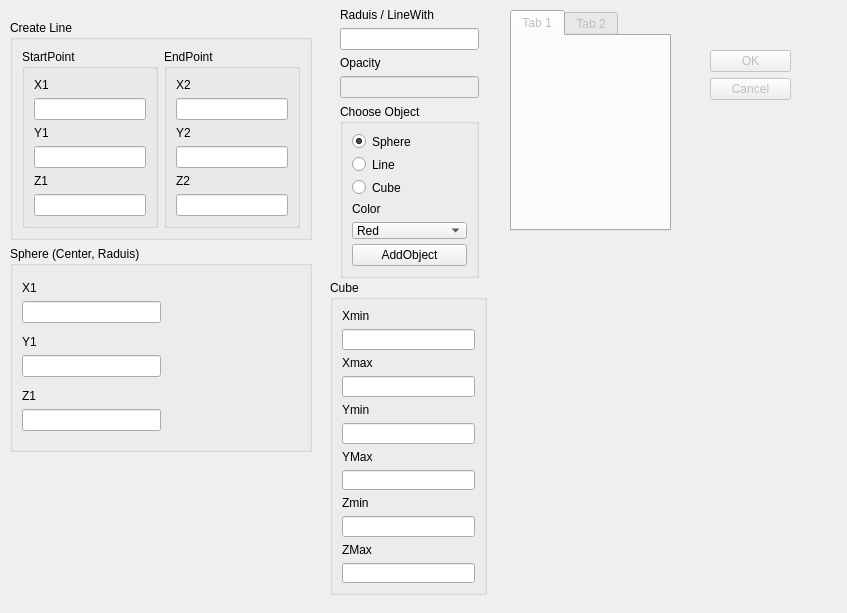
Old version of the form modules/PolygonPrimitives/PolygonPrimitives.ui in the repository 3dct/open_iA.
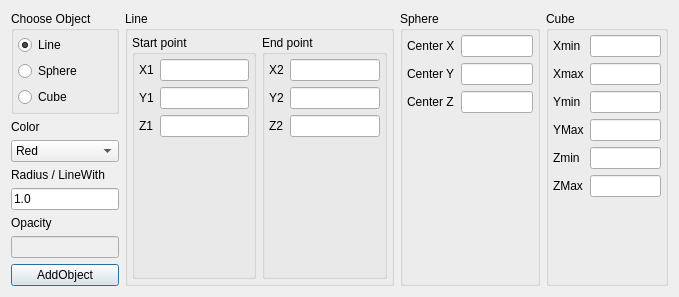
New version of the form.

Commit message: PolygonPrimitives: Refactoring, make dialog non-modal

```diff
--- a/modules/PolygonPrimitives/PolygonPrimitives.ui
+++ b/modules/PolygonPrimitives/PolygonPrimitives.ui
@@ -6,95 +6,199 @@
    <rect>
     <x>0</x>
     <y>0</y>
-    <width>847</width>
-    <height>613</height>
+    <width>679</width>
+    <height>278</height>
    </rect>
   </property>
   <property name="windowTitle">
    <string>Dialog</string>
   </property>
-  <widget class="QDialogButtonBox" name="buttonBox">
-   <property name="enabled">
+  <layout class="QHBoxLayout" name="horizontalLayout_2">
+   <item>
+    <layout class="QVBoxLayout" name="verticalLayout_23">
+     <item>
+      <widget class="QGroupBox" name="groupBox_5">
+       <property name="title">
+        <string>Choose Object</string>
+       </property>
+       <layout class="QVBoxLayout" name="verticalLayout_6">
+        <property name="leftMargin">
+         <number>4</number>
+        </property>
+        <property name="topMargin">
+         <number>4</number>
+        </property>
+        <property name="rightMargin">
+         <number>4</number>
+        </property>
+        <property name="bottomMargin">
+         <number>4</number>
+        </property>
+        <item>
+         <layout class="QVBoxLayout" name="verticalLayout_8">
+          <item>
+           <widget class="QRadioButton" name="rdBtn_Line">
+            <property name="text">
+             <string>Line</string>
+            </property>
+            <property name="checked">
+             <bool>true</bool>
+            </property>
+           </widget>
+          </item>
+          <item>
+           <widget class="QRadioButton" name="rdBtn_Sphere">
+            <property name="text">
+             <string>Sphere</string>
+            </property>
+            <property name="checked">
     <bool>false</bool>
    </property>
-   <property name="geometry">
-    <rect>
-     <x>710</x>
-     <y>50</y>
-     <width>81</width>
-     <height>241</height>
-    </rect>
-   </property>
-   <property name="orientation">
-    <enum>Qt::Vertical</enum>
-   </property>
-   <property name="standardButtons">
-    <set>QDialogButtonBox::Cancel|QDialogButtonBox::Ok</set>
-   </property>
-  </widget>
-  <widget class="QWidget" name="layoutWidget">
-   <property name="geometry">
-    <rect>
-     <x>10</x>
-     <y>20</y>
-     <width>302</width>
-     <height>432</height>
-    </rect>
-   </property>
-   <layout class="QVBoxLayout" name="verticalLayout_11">
+           </widget>
+          </item>
+          <item>
+           <widget class="QRadioButton" name="rdBtn_Cube">
+            <property name="enabled">
+             <bool>true</bool>
+            </property>
+            <property name="text">
+             <string>Cube</string>
+            </property>
+           </widget>
+          </item>
+         </layout>
+        </item>
+       </layout>
+      </widget>
+     </item>
+     <item>
+      <widget class="QLabel" name="label_4">
+       <property name="text">
+        <string>Color</string>
+       </property>
+      </widget>
+     </item>
+     <item>
+      <widget class="QComboBox" name="cmbBox_col">
+       <item>
+        <property name="text">
+         <string>Red</string>
+        </property>
+       </item>
+       <item>
+        <property name="text">
+         <string>Green</string>
+        </property>
+       </item>
+       <item>
+        <property name="text">
+         <string>Blue</string>
+        </property>
+       </item>
+      </widget>
+     </item>
+     <item>
+      <widget class="QLabel" name="label_8">
+       <property name="text">
+        <string>Radius / LineWith</string>
+       </property>
+      </widget>
+     </item>
+     <item>
+      <widget class="QLineEdit" name="ed_Thickness">
+       <property name="text">
+        <string>1.0</string>
+       </property>
+      </widget>
+     </item>
+     <item>
+      <widget class="QLabel" name="label_5">
+       <property name="text">
+        <string>Opacity</string>
+       </property>
+      </widget>
+     </item>
+     <item>
+      <widget class="QLineEdit" name="ed_opacity">
+       <property name="enabled">
+        <bool>false</bool>
+       </property>
+      </widget>
+     </item>
+     <item>
+      <widget class="QPushButton" name="btn_addObj">
+       <property name="text">
+        <string>AddObject</string>
+       </property>
+      </widget>
+     </item>
+    </layout>
+   </item>
     <item>
      <widget class="QGroupBox" name="groupBox">
       <property name="title">
-       <string>Create Line</string>
+      <string>Line</string>
       </property>
       <layout class="QHBoxLayout" name="horizontalLayout">
+      <property name="leftMargin">
+       <number>4</number>
+      </property>
+      <property name="topMargin">
+       <number>4</number>
+      </property>
+      <property name="rightMargin">
+       <number>4</number>
+      </property>
+      <property name="bottomMargin">
+       <number>4</number>
+      </property>
        <item>
         <widget class="QGroupBox" name="groupBox_3">
          <property name="title">
-          <string>StartPoint</string>
-         </property>
-         <layout class="QVBoxLayout" name="verticalLayout_4">
-          <item>
-           <layout class="QVBoxLayout" name="verticalLayout">
-            <item>
+         <string>Start point</string>
+        </property>
+        <layout class="QFormLayout" name="formLayout_2">
+         <property name="leftMargin">
+          <number>4</number>
+         </property>
+         <property name="topMargin">
+          <number>4</number>
+         </property>
+         <property name="rightMargin">
+          <number>4</number>
+         </property>
+         <property name="bottomMargin">
+          <number>4</number>
+         </property>
+         <item row="0" column="0">
              <widget class="QLabel" name="label">
               <property name="text">
                <string>X1</string>
               </property>
              </widget>
             </item>
-            <item>
+         <item row="0" column="1">
              <widget class="QLineEdit" name="ed_x1"/>
             </item>
-           </layout>
-          </item>
-          <item>
-           <layout class="QVBoxLayout" name="verticalLayout_2">
-            <item>
+         <item row="1" column="0">
              <widget class="QLabel" name="label_2">
               <property name="text">
                <string>Y1</string>
               </property>
              </widget>
             </item>
-            <item>
-             <widget class="QLineEdit" name="ed_Y1"/>
-            </item>
-           </layout>
-          </item>
-          <item>
-           <layout class="QVBoxLayout" name="verticalLayout_3">
-            <item>
+         <item row="1" column="1">
+          <widget class="QLineEdit" name="ed_y1"/>
+         </item>
+         <item row="2" column="0">
              <widget class="QLabel" name="label_3">
               <property name="text">
                <string>Z1</string>
               </property>
              </widget>
             </item>
-            <item>
-             <widget class="QLineEdit" name="ed_Z1"/>
-            </item>
-           </layout>
+         <item row="2" column="1">
+          <widget class="QLineEdit" name="ed_z1"/>
           </item>
          </layout>
         </widget>
@@ -102,50 +206,50 @@
        <item>
         <widget class="QGroupBox" name="groupBox_4">
          <property name="title">
-          <string>EndPoint</string>
-         </property>
-         <layout class="QVBoxLayout" name="verticalLayout_5">
-          <item>
-           <layout class="QVBoxLayout" name="verticalLayout_17">
-            <item>
+         <string>End point</string>
+        </property>
+        <layout class="QFormLayout" name="formLayout_3">
+         <property name="leftMargin">
+          <number>4</number>
+         </property>
+         <property name="topMargin">
+          <number>4</number>
+         </property>
+         <property name="rightMargin">
+          <number>4</number>
+         </property>
+         <property name="bottomMargin">
+          <number>4</number>
+         </property>
+         <item row="0" column="0">
              <widget class="QLabel" name="label_10">
               <property name="text">
                <string>X2</string>
               </property>
              </widget>
             </item>
-            <item>
-             <widget class="QLineEdit" name="ed_X2"/>
-            </item>
-           </layout>
-          </item>
-          <item>
-           <layout class="QVBoxLayout" name="verticalLayout_18">
-            <item>
+         <item row="0" column="1">
+          <widget class="QLineEdit" name="ed_x2"/>
+         </item>
+         <item row="1" column="0">
              <widget class="QLabel" name="label_12">
               <property name="text">
                <string>Y2</string>
               </property>
              </widget>
             </item>
-            <item>
-             <widget class="QLineEdit" name="ed_Y2"/>
-            </item>
-           </layout>
-          </item>
-          <item>
-           <layout class="QVBoxLayout" name="verticalLayout_19">
-            <item>
+         <item row="1" column="1">
+          <widget class="QLineEdit" name="ed_y2"/>
+         </item>
+         <item row="2" column="0">
              <widget class="QLabel" name="label_13">
               <property name="text">
                <string>Z2</string>
               </property>
              </widget>
             </item>
-            <item>
-             <widget class="QLineEdit" name="ed_Z2"/>
-            </item>
-           </layout>
+         <item row="2" column="1">
+          <widget class="QLineEdit" name="ed_z2"/>
           </item>
          </layout>
         </widget>
@@ -156,385 +260,143 @@
     <item>
      <widget class="QGroupBox" name="groupBox_2">
       <property name="title">
-       <string>Sphere (Center, Raduis)</string>
-      </property>
-      <layout class="QVBoxLayout" name="verticalLayout_9">
-       <item>
-        <layout class="QHBoxLayout" name="horizontalLayout_8">
-         <item>
-          <layout class="QHBoxLayout" name="horizontalLayout_4">
-           <item>
-            <layout class="QVBoxLayout" name="verticalLayout_10">
-             <item>
+      <string>Sphere</string>
+     </property>
+     <layout class="QFormLayout" name="formLayout_4">
+      <property name="leftMargin">
+       <number>4</number>
+      </property>
+      <property name="topMargin">
+       <number>4</number>
+      </property>
+      <property name="rightMargin">
+       <number>4</number>
+      </property>
+      <property name="bottomMargin">
+       <number>4</number>
+      </property>
+      <item row="0" column="0">
               <widget class="QLabel" name="label_7">
                <property name="text">
-                <string>X1</string>
+         <string>Center X</string>
                </property>
               </widget>
              </item>
-             <item>
+      <item row="0" column="1">
               <widget class="QLineEdit" name="ed_SphereXm"/>
              </item>
-            </layout>
-           </item>
-          </layout>
-         </item>
-         <item>
-          <spacer name="horizontalSpacer">
-           <property name="orientation">
-            <enum>Qt::Horizontal</enum>
-           </property>
-           <property name="sizeHint" stdset="0">
-            <size>
-             <width>40</width>
-             <height>20</height>
-            </size>
-           </property>
-          </spacer>
-         </item>
-         <item>
-          <layout class="QVBoxLayout" name="verticalLayout_16"/>
-         </item>
-        </layout>
-       </item>
-       <item>
-        <layout class="QHBoxLayout" name="horizontalLayout_5">
-         <item>
-          <layout class="QVBoxLayout" name="verticalLayout_12">
-           <item>
+      <item row="1" column="0">
             <widget class="QLabel" name="label_9">
              <property name="text">
-              <string>Y1</string>
+         <string>Center Y</string>
              </property>
             </widget>
            </item>
-           <item>
+      <item row="1" column="1">
             <widget class="QLineEdit" name="ed_SphereYm"/>
            </item>
-          </layout>
-         </item>
-         <item>
-          <spacer name="horizontalSpacer_5">
-           <property name="orientation">
-            <enum>Qt::Horizontal</enum>
-           </property>
-           <property name="sizeHint" stdset="0">
-            <size>
-             <width>40</width>
-             <height>20</height>
-            </size>
-           </property>
-          </spacer>
-         </item>
-         <item>
-          <layout class="QVBoxLayout" name="verticalLayout_13"/>
-         </item>
-        </layout>
-       </item>
-       <item>
-        <layout class="QHBoxLayout" name="horizontalLayout_6">
-         <item>
-          <layout class="QVBoxLayout" name="verticalLayout_14">
-           <item>
+      <item row="2" column="0">
             <widget class="QLabel" name="label_11">
              <property name="text">
-              <string>Z1</string>
+         <string>Center Z</string>
              </property>
             </widget>
            </item>
-           <item>
+      <item row="2" column="1">
             <widget class="QLineEdit" name="ed_SphereZm"/>
            </item>
           </layout>
-         </item>
-         <item>
-          <spacer name="horizontalSpacer_6">
-           <property name="orientation">
-            <enum>Qt::Horizontal</enum>
-           </property>
-           <property name="sizeHint" stdset="0">
-            <size>
-             <width>40</width>
-             <height>20</height>
-            </size>
-           </property>
-          </spacer>
-         </item>
-         <item>
-          <layout class="QVBoxLayout" name="verticalLayout_15"/>
-         </item>
-        </layout>
-       </item>
-      </layout>
-     </widget>
-    </item>
-   </layout>
-  </widget>
-  <widget class="QTabWidget" name="tabWidget">
-   <property name="enabled">
-    <bool>false</bool>
-   </property>
-   <property name="geometry">
-    <rect>
-     <x>510</x>
-     <y>10</y>
-     <width>161</width>
-     <height>221</height>
-    </rect>
-   </property>
-   <property name="currentIndex">
-    <number>0</number>
-   </property>
-   <widget class="QWidget" name="tab">
-    <attribute name="title">
-     <string>Tab 1</string>
-    </attribute>
-   </widget>
-   <widget class="QWidget" name="tab_2">
-    <attribute name="title">
-     <string>Tab 2</string>
-    </attribute>
-   </widget>
-  </widget>
+    </widget>
+   </item>
+   <item>
   <widget class="QGroupBox" name="groupBox_6">
    <property name="enabled">
     <bool>true</bool>
    </property>
-   <property name="geometry">
-    <rect>
-     <x>330</x>
-     <y>280</y>
-     <width>157</width>
-     <height>315</height>
-    </rect>
-   </property>
    <property name="title">
     <string>Cube</string>
    </property>
-   <layout class="QVBoxLayout" name="verticalLayout_32">
-    <item>
-     <layout class="QVBoxLayout" name="verticalLayout_30">
-      <item>
-       <layout class="QVBoxLayout" name="verticalLayout_28">
-        <item>
+     <layout class="QFormLayout" name="formLayout">
+      <property name="leftMargin">
+       <number>4</number>
+      </property>
+      <property name="topMargin">
+       <number>4</number>
+      </property>
+      <property name="rightMargin">
+       <number>4</number>
+      </property>
+      <property name="bottomMargin">
+       <number>4</number>
+      </property>
+      <item row="0" column="0">
          <widget class="QLabel" name="label_17">
           <property name="text">
            <string>Xmin</string>
           </property>
          </widget>
         </item>
-        <item>
+      <item row="0" column="1">
          <widget class="QLineEdit" name="ed_cubeXmin"/>
         </item>
-       </layout>
-      </item>
-      <item>
-       <layout class="QVBoxLayout" name="verticalLayout_29">
-        <item>
+      <item row="1" column="0">
          <widget class="QLabel" name="label_18">
           <property name="text">
            <string>Xmax</string>
           </property>
          </widget>
         </item>
-        <item>
+      <item row="1" column="1">
          <widget class="QLineEdit" name="ed_cubeXmax"/>
         </item>
-       </layout>
-      </item>
-     </layout>
-    </item>
-    <item>
-     <layout class="QVBoxLayout" name="verticalLayout_31">
-      <item>
-       <layout class="QVBoxLayout" name="verticalLayout_26">
-        <item>
+      <item row="2" column="0">
          <widget class="QLabel" name="label_15">
           <property name="text">
            <string>Ymin</string>
           </property>
          </widget>
         </item>
-        <item>
-         <widget class="QLineEdit" name="ed_cubeYMin"/>
-        </item>
-       </layout>
-      </item>
-      <item>
-       <layout class="QVBoxLayout" name="verticalLayout_27">
-        <item>
+      <item row="2" column="1">
+       <widget class="QLineEdit" name="ed_cubeYmin"/>
+      </item>
+      <item row="3" column="0">
          <widget class="QLabel" name="label_16">
           <property name="text">
            <string>YMax</string>
           </property>
          </widget>
         </item>
-        <item>
-         <widget class="QLineEdit" name="ed_CubeYMax"/>
-        </item>
-       </layout>
-      </item>
-     </layout>
-    </item>
-    <item>
-     <layout class="QVBoxLayout" name="verticalLayout_25">
-      <item>
-       <layout class="QVBoxLayout" name="verticalLayout_7">
-        <item>
+      <item row="3" column="1">
+       <widget class="QLineEdit" name="ed_cubeYmax"/>
+      </item>
+      <item row="4" column="0">
          <widget class="QLabel" name="label_6">
           <property name="text">
            <string>Zmin</string>
           </property>
          </widget>
         </item>
-        <item>
-         <widget class="QLineEdit" name="ed_cubeZMin"/>
-        </item>
-       </layout>
-      </item>
-      <item>
-       <layout class="QVBoxLayout" name="verticalLayout_24">
-        <item>
+      <item row="4" column="1">
+       <widget class="QLineEdit" name="ed_cubeZmin"/>
+      </item>
+      <item row="5" column="0">
          <widget class="QLabel" name="label_14">
           <property name="text">
            <string>ZMax</string>
           </property>
          </widget>
         </item>
-        <item>
-         <widget class="QLineEdit" name="lineEdit_2">
+      <item row="5" column="1">
+       <widget class="QLineEdit" name="ed_cubeZmax">
           <property name="enabled">
            <bool>true</bool>
           </property>
          </widget>
         </item>
        </layout>
-      </item>
-     </layout>
-    </item>
-   </layout>
-  </widget>
-  <widget class="QWidget" name="layoutWidget1">
-   <property name="geometry">
-    <rect>
-     <x>340</x>
-     <y>8</y>
-     <width>139</width>
-     <height>270</height>
-    </rect>
-   </property>
-   <layout class="QVBoxLayout" name="verticalLayout_23">
-    <item>
-     <layout class="QVBoxLayout" name="verticalLayout_22">
-      <item>
-       <layout class="QVBoxLayout" name="verticalLayout_20">
-        <item>
-         <widget class="QLabel" name="label_8">
-          <property name="text">
-           <string>Raduis / LineWith</string>
-          </property>
-         </widget>
-        </item>
-        <item>
-         <widget class="QLineEdit" name="ed_Thickness"/>
-        </item>
-       </layout>
-      </item>
-      <item>
-       <layout class="QVBoxLayout" name="verticalLayout_21">
-        <item>
-         <widget class="QLabel" name="label_5">
-          <property name="text">
-           <string>Opacity</string>
-          </property>
-         </widget>
-        </item>
-        <item>
-         <widget class="QLineEdit" name="ed_opacity">
-          <property name="enabled">
-           <bool>false</bool>
-          </property>
-         </widget>
-        </item>
-       </layout>
-      </item>
-     </layout>
-    </item>
-    <item>
-     <widget class="QGroupBox" name="groupBox_5">
-      <property name="title">
-       <string>Choose Object</string>
-      </property>
-      <layout class="QVBoxLayout" name="verticalLayout_6">
-       <item>
-        <layout class="QVBoxLayout" name="verticalLayout_8">
-         <item>
-          <widget class="QRadioButton" name="rdBtn_Sphere">
-           <property name="text">
-            <string>Sphere</string>
-           </property>
-           <property name="checked">
-            <bool>true</bool>
-           </property>
-          </widget>
-         </item>
-         <item>
-          <widget class="QRadioButton" name="rdBtn_Line">
-           <property name="text">
-            <string>Line</string>
-           </property>
-          </widget>
-         </item>
-         <item>
-          <widget class="QRadioButton" name="rdBtn_Cube">
-           <property name="enabled">
-            <bool>true</bool>
-           </property>
-           <property name="text">
-            <string>Cube</string>
-           </property>
-          </widget>
-         </item>
-         <item>
-          <widget class="QLabel" name="label_4">
-           <property name="text">
-            <string>Color</string>
-           </property>
-          </widget>
-         </item>
-         <item>
-          <widget class="QComboBox" name="cmbBox_col">
-           <item>
-            <property name="text">
-             <string>Red</string>
-            </property>
-           </item>
-           <item>
-            <property name="text">
-             <string>Green</string>
-            </property>
-           </item>
-           <item>
-            <property name="text">
-             <string>Blue</string>
-            </property>
-           </item>
-          </widget>
-         </item>
-        </layout>
-       </item>
-       <item>
-        <widget class="QPushButton" name="btn_addObj">
-         <property name="text">
-          <string>AddObject</string>
-         </property>
-        </widget>
-       </item>
-      </layout>
-     </widget>
-    </item>
-   </layout>
-  </widget>
+    </widget>
+   </item>
+  </layout>
  </widget>
  <resources/>
  <connections/>
```
Lines whose indentation alone changed are shown as unchanged. The commit also changes 11 other files.
